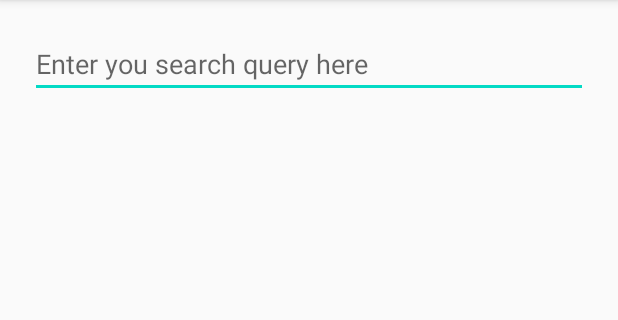
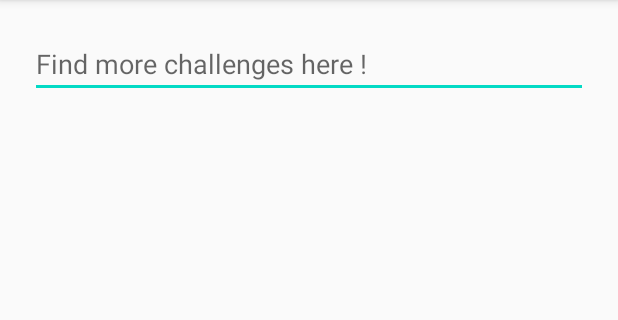
Before and after one commit to MaxJaq/Project_GREINER_JAQUARD, an Android app: the YoutubeActivity screen opened directly, with no data from a screen before it, on a phone screen of 412 x 824 dp, the part 84-404 px from its top. Run offline under Robolectric (Android 15) with nearby library versions, the phone set to English and light mode, and no system bars.

Commit message:
Final commit

```diff
--- a/app/src/main/res/layout/activity_youtube.xml
+++ b/app/src/main/res/layout/activity_youtube.xml
@@ -13,7 +13,7 @@
         android:id="@+id/editText"
         android:layout_width="match_parent"
         android:layout_height="wrap_content"
-        android:hint="Enter you search query here"
+        android:hint="Find more challenges here !"
         app:layout_constraintStart_toStartOf="parent"
         app:layout_constraintTop_toTopOf="parent" />
 
```
